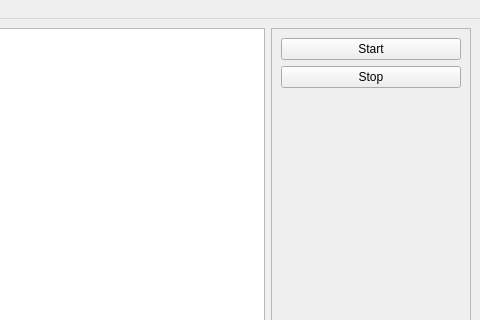
This is source/mainwindow.ui in d06alexandrov/u-scope as Qt 5 draws it before an edit; both pictures show x 320 to 800 and y 0 to 320 of the 800 by 600 pixel window. The edited form follows.
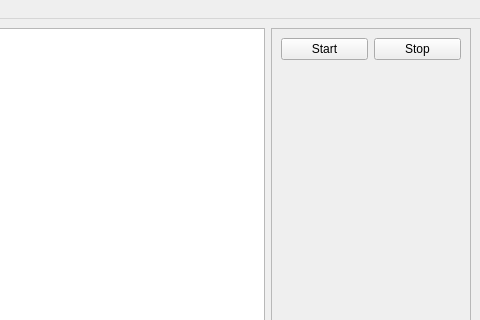
This is the edited form. Custom widgets are drawn as their Qt base class.

```diff
--- a/source/mainwindow.ui
+++ b/source/mainwindow.ui
@@ -57,8 +57,26 @@
       <property name="frameShadow">
        <enum>QFrame::Raised</enum>
       </property>
-      <layout class="QGridLayout" name="gridLayout_2">
-       <item row="2" column="0">
+      <layout class="QVBoxLayout" name="verticalLayout">
+       <item>
+        <layout class="QHBoxLayout" name="horizontalLayout">
+         <item>
+          <widget class="QPushButton" name="pushButton_StartAll">
+           <property name="text">
+            <string>Start</string>
+           </property>
+          </widget>
+         </item>
+         <item>
+          <widget class="QPushButton" name="pushButton_StopAll">
+           <property name="text">
+            <string>Stop</string>
+           </property>
+          </widget>
+         </item>
+        </layout>
+       </item>
+       <item>
         <spacer name="verticalSpacer">
          <property name="orientation">
           <enum>Qt::Vertical</enum>
@@ -71,20 +89,6 @@
          </property>
         </spacer>
        </item>
-       <item row="1" column="0">
-        <widget class="QPushButton" name="pushButton_4">
-         <property name="text">
-          <string>Stop</string>
-         </property>
-        </widget>
-       </item>
-       <item row="0" column="0">
-        <widget class="QPushButton" name="pushButton">
-         <property name="text">
-          <string>Start</string>
-         </property>
-        </widget>
-       </item>
       </layout>
      </widget>
     </item>
```
Left out of the diff: 2 changed lines with no effect on the pictures.
